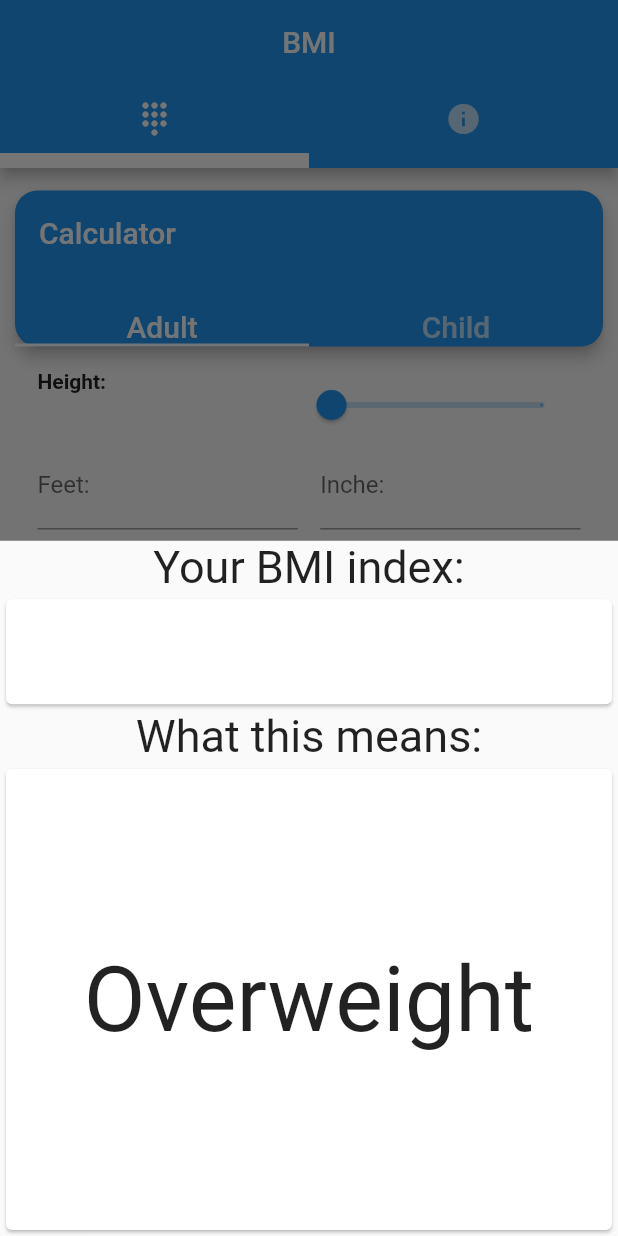
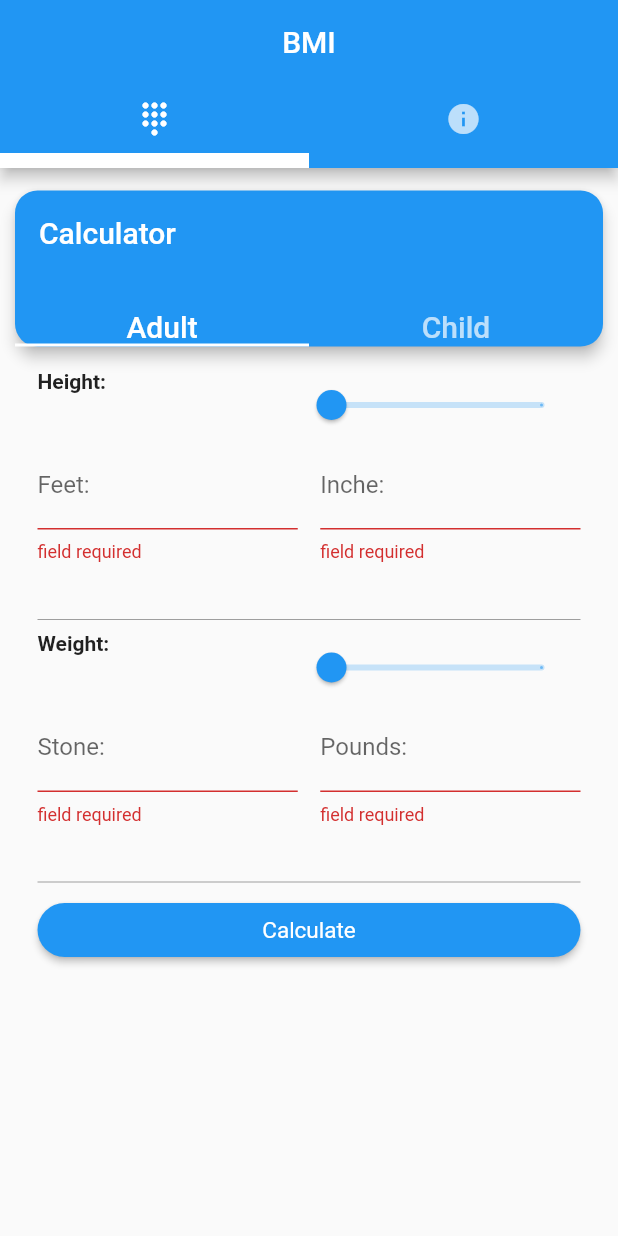
Before and after one commit to nanakwafo/BMI_calculator, a Flutter app: the screen it shows after launch, after a tap on "Calculate", on a phone screen of 412 x 824 dp. Run offline on Flutter 3.47's test engine with Material 2 defaults, Android fonts, the phone set to English and light mode, and no system bars; our stand-ins replace conditional_builder, splashscreen, syncfusion_flutter_gauges.

Commit message:
implementation of calculation for an adult

```diff
--- a/lib/models/Bmi.dart
+++ b/lib/models/Bmi.dart
@@ -1,38 +1,38 @@
 
 
 class BMI {
-  String inche;
-  String feet;
-  String cm;
-  String kg;
-  String pounds;
-  String stone;
+  double inche;
+  double feet;
+  double cm;
+  double kg;
+  double pounds;
+  double stone;
 
 
   BMI(this.inche, this.feet, this.cm, this.kg, this.pounds, this.stone);
 
   //setter
-  void set set_inche(String newinche) {
+  void set set_inche(double newinche) {
     inche = newinche;
   }
 
-  void set set_feet(String newfeet) {
+  void set set_feet(double newfeet) {
     feet = newfeet;
   }
 
-  void set set_cm(String newcm) {
+  void set set_cm(double newcm) {
     cm = newcm;
   }
 
-  void set set_kg(String newkg) {
+  void set set_kg(double newkg) {
     kg = newkg;
   }
 
-  void set set_pounds(String newpounds) {
+  void set set_pounds(double newpounds) {
     kg = newpounds;
   }
 
-  void set set_stone(String newstone) {
+  void set set_stone(double newstone) {
     stone = newstone;
   }
 }
--- a/lib/models/Result.dart
+++ b/lib/models/Result.dart
@@ -1,9 +1,12 @@
 import 'package:flutter/material.dart';
 import 'package:bmi/models/Bmi.dart';
+import 'dart:math';
+import 'package:syncfusion_flutter_gauges/gauges.dart';
 
 class Result {
   String resultsMeaning = 'Overweight';
-  double computedbmiValue;
+    String computedbmiValue;
+
 //  BMI provides an indication of your health status. The BMI categories are:
 ////
 ////  Underweight = BMI<18.5
@@ -13,40 +16,75 @@ class Result {
 ////  Overweight = BMI 25–29.9
 ////
 ////  Obesity = BMI of 30 or above
-  double controller(BMI bmiValue){
-    return null;
+  double controller(BMI bmiValue) {
+    double kg = bmiValue.kg;
+    double feet = bmiValue.feet;
+    double inche = bmiValue.inche;
+    double stone = bmiValue.stone;
+    double pounds = bmiValue.pounds;
+    double cm = bmiValue.cm;
+
+    if (cm == 0.0) {
+      cm = feet * 30.48 + inche * 2.54;
     }
+
+    if (kg == 0.0) {
+      kg = stone * 6.35029 + pounds * 0.453592;
+    }
+    return kg / pow(cm * 0.01, 2);
+  }
+  String getBmiStatus( double  computedbmiValue){
+
+    if(computedbmiValue < 18.5){return 'Underweight';}
+    if(computedbmiValue > 18.5 && computedbmiValue < 24.9){return 'Normal weight';}
+    if(computedbmiValue > 25 && computedbmiValue < 29.9){return 'Overweight';}
+    if(computedbmiValue > 30.0 ){return 'Obese';}
+
+  }
+
   displayresults(BuildContext context, BMI bmiValue) {
-    computedbmiValue=controller(bmiValue);
+    computedbmiValue = controller(bmiValue).toStringAsFixed(1);
+
     showModalBottomSheet(
+        isScrollControlled: true,
         context: context,
         builder: (BuildContext context) {
-          return Column(
+          return Padding(
+            padding: const EdgeInsets.all(25.0),
+            child: Column(
               children: <Widget>[
                 Center(
                     child: Text(
-                'Your BMI index:',
-                style: TextStyle(fontSize: 30.0),
+                  'Your BMI index: $computedbmiValue',
+                  style: TextStyle(fontSize: 15.0),
                 )),
-              Card(
-                  child: Center(
-                      child: Text(
-                '${bmiValue.stone}',
-                style: TextStyle(fontSize: 60.0),
-              ))),
+
+                Container(
+                    child: SfRadialGauge(
+                        axes: <RadialAxis>[
+                          RadialAxis(minimum: 0, maximum: 150,
+                              ranges: <GaugeRange>[
+                                GaugeRange(startValue: 0, endValue: 18.5, color:Colors.green),
+                                GaugeRange(startValue: 18.5,endValue: 24.9,color: Colors.orange),
+                                GaugeRange(startValue: 24.9,endValue: 29.9,color: Colors.red),
+                                GaugeRange(startValue: 29.9,endValue: 150,color: Colors.blue),
+                              ],
+                              pointers: <GaugePointer>[
+                                NeedlePointer(value:  double.parse(computedbmiValue), enableAnimation: true,animationType: AnimationType.slowMiddle)],
+                              annotations: <GaugeAnnotation>[
+                                GaugeAnnotation(widget: Container(child:
+                                Text('$computedbmiValue',style: TextStyle(fontSize: 25,fontWeight: FontWeight.bold))),
+                                    angle: 90, positionFactor: 0.5
+                                )]
+                          )])
+                ),
                 Center(
                     child: Text(
-                'What this means:',
-                style: TextStyle(fontSize: 30.0),
+                      '${getBmiStatus(double.parse(computedbmiValue))}',
+                      style: TextStyle(fontSize: 15.0),
                     )),
-              Flexible(
-                  child: Card(
-                      child: Center(
-                          child: Text(
-                '$resultsMeaning',
-                style: TextStyle(fontSize: 60.0),
-              )))),
               ],
+            ),
           );
         });
   }
--- a/lib/pages/adult.dart
+++ b/lib/pages/adult.dart
@@ -10,9 +10,10 @@ class AdultPage extends StatefulWidget {
 
 class _AdultPageState extends State<AdultPage> {
   Result result = new Result();
-  BMI bmi = new BMI('', '', '', '', '', '');
+  BMI bmi = new BMI(0.0, 0.0, 0.0, 0.0, 0.0, 0.0);
 
   final _formkey = GlobalKey<FormState>();
+
   final _formkey2 = GlobalKey<FormState>();
   double sliderdefaultvalueHeight = 0.0;
   bool swapheight = false;
@@ -65,7 +66,15 @@ class _AdultPageState extends State<AdultPage> {
                               child: TextFormField(
                             decoration: InputDecoration(labelText: 'cm:'),
                             onSaved: (cm) {
-                              bmi.set_cm = cm;
+                              bmi.set_cm =
+                                  cm.isEmpty ? bmi.cm : double.parse(cm);
+                            },
+                            validator: (cm) {
+                              if (cm.isEmpty) {
+                                return 'field required';
+                              } else {
+                                return null;
+                              }
                             },
                           )),
                           SizedBox(width: 15.0),
@@ -83,7 +92,15 @@ class _AdultPageState extends State<AdultPage> {
                               child: TextFormField(
                             decoration: InputDecoration(labelText: 'Feet:'),
                             onSaved: (feet) {
-                              bmi.set_feet = feet;
+                              bmi.set_feet =
+                                  feet.isEmpty ? bmi.feet : double.parse(feet);
+                            },
+                            validator: (feet) {
+                              if (feet.isEmpty) {
+                                return 'field required';
+                              } else {
+                                return null;
+                              }
                             },
                           )),
                           SizedBox(width: 15.0),
@@ -91,7 +108,16 @@ class _AdultPageState extends State<AdultPage> {
                               child: TextFormField(
                             decoration: InputDecoration(labelText: 'Inche:'),
                             onSaved: (inche) {
-                              bmi.set_inche = inche;
+                              bmi.set_inche = inche.isEmpty
+                                  ? bmi.inche
+                                  : double.parse(inche);
+                            },
+                            validator: (inche) {
+                              if (inche.isEmpty) {
+                                return 'field required';
+                              } else {
+                                return null;
+                              }
                             },
                           ))
                         ],
@@ -146,7 +172,15 @@ class _AdultPageState extends State<AdultPage> {
                               child: TextFormField(
                             decoration: InputDecoration(labelText: 'Kg:'),
                             onSaved: (kg) {
-                              bmi.set_kg = kg;
+                              bmi.set_kg =
+                                  kg.isEmpty ? bmi.kg : double.parse(kg);
+                            },
+                            validator: (kg) {
+                              if (kg.isEmpty) {
+                                return 'field required';
+                              } else {
+                                return null;
+                              }
                             },
                           )),
                         ],
@@ -163,7 +197,16 @@ class _AdultPageState extends State<AdultPage> {
                               child: TextFormField(
                             decoration: InputDecoration(labelText: 'Stone:'),
                             onSaved: (stone) {
-                              bmi.set_stone = stone;
+                              bmi.set_stone = stone.isEmpty
+                                  ? bmi.stone
+                                  : double.parse(stone);
+                            },
+                            validator: (stone) {
+                              if (stone.isEmpty) {
+                                return 'field required';
+                              } else {
+                                return null;
+                              }
                             },
                           )),
                           SizedBox(width: 15.0),
@@ -171,7 +214,16 @@ class _AdultPageState extends State<AdultPage> {
                               child: TextFormField(
                             decoration: InputDecoration(labelText: 'Pounds:'),
                             onSaved: (pounds) {
-                              bmi.set_pounds = pounds;
+                              bmi.set_pounds = pounds.isEmpty
+                                  ? bmi.pounds
+                                  : double.parse(pounds);
+                            },
+                            validator: (pounds) {
+                              if (pounds.isEmpty) {
+                                return 'field required';
+                              } else {
+                                return null;
+                              }
                             },
                           ))
                         ],
@@ -189,11 +241,17 @@ class _AdultPageState extends State<AdultPage> {
           SizedBox(
             width: double.infinity,
             child: RaisedButton(
-              onPressed: () {
-                _formkey.currentState.save();
-                _formkey2.currentState.save();
-                BMI(bmi.inche, bmi.feet, bmi.cm, bmi.kg, bmi.pounds, bmi.stone);
-                result.displayresults(context, bmi);
+              onPressed : () {
+               bool form1 = _formkey.currentState.validate();
+               bool form2 = _formkey2.currentState.validate();
+               if(form1 && form2 ==true){
+                 _formkey.currentState.save();
+                  _formkey2.currentState.save();
+                  BMI(bmi.inche, bmi.feet, bmi.cm, bmi.kg, bmi.pounds,
+                      bmi.stone);
+                  result.displayresults(context, bmi);
+               }
+
               },
               color: Colors.blue,
               shape: RoundedRectangleBorder(
@@ -203,7 +261,7 @@ class _AdultPageState extends State<AdultPage> {
               child: Text(
                 "Calculate",
                 style: TextStyle(
-                    fontSize: 25.0,
+                    fontSize: 15.0,
                     fontWeight: FontWeight.normal,
                     color: Colors.white),
               ),
--- a/lib/pages/child.dart
+++ b/lib/pages/child.dart
@@ -9,7 +9,7 @@ class ChildPage extends StatefulWidget {
 
 class _ChildPageState extends State<ChildPage> {
   Result result = new Result();
-  BMI bmi = new BMI('', '', '', '', '', '');
+  BMI bmi = new BMI(0.0,0.0,0.0,0.0,0.0,0.0);
 
   final _formkey = GlobalKey<FormState>();
   final _formkey2 = GlobalKey<FormState>();
@@ -63,7 +63,7 @@ class _ChildPageState extends State<ChildPage> {
                               child: TextFormField(
                                 decoration: InputDecoration(labelText: 'cm:'),
                                 onSaved: (cm) {
-                                  bmi.set_cm = cm;
+                                  bmi.set_cm = double.parse(cm);
                                 },
                               )),
                           SizedBox(width: 15.0),
@@ -81,7 +81,7 @@ class _ChildPageState extends State<ChildPage> {
                               child: TextFormField(
                                 decoration: InputDecoration(labelText: 'Feet:'),
                                 onSaved: (feet) {
-                                  bmi.set_feet = feet;
+                                  bmi.set_feet = double.parse(feet);
                                 },
                               )),
                           SizedBox(width: 15.0),
@@ -89,7 +89,7 @@ class _ChildPageState extends State<ChildPage> {
                               child: TextFormField(
                                 decoration: InputDecoration(labelText: 'Inche:'),
                                 onSaved: (inche) {
-                                  bmi.set_inche = inche;
+                                  bmi.set_inche = double.parse(inche);
                                 },
                               ))
                         ],
@@ -144,7 +144,7 @@ class _ChildPageState extends State<ChildPage> {
                               child: TextFormField(
                                 decoration: InputDecoration(labelText: 'Kg:'),
                                 onSaved: (kg) {
-                                  bmi.set_kg = kg;
+                                  bmi.set_kg = double.parse(kg);
                                 },
                               )),
                         ],
@@ -161,7 +161,7 @@ class _ChildPageState extends State<ChildPage> {
                               child: TextFormField(
                                 decoration: InputDecoration(labelText: 'Stone:'),
                                 onSaved: (stone) {
-                                  bmi.set_stone = stone;
+                                  bmi.set_stone = double.parse(stone);
                                 },
                               )),
                           SizedBox(width: 15.0),
@@ -169,7 +169,7 @@ class _ChildPageState extends State<ChildPage> {
                               child: TextFormField(
                                 decoration: InputDecoration(labelText: 'Pounds:'),
                                 onSaved: (pounds) {
-                                  bmi.set_pounds = pounds;
+                                  bmi.set_pounds = double.parse(pounds);
                                 },
                               ))
                         ],
--- a/pubspec.yaml
+++ b/pubspec.yaml
@@ -26,6 +26,7 @@ dependencies:
   cupertino_icons: ^0.1.2
   conditional_builder: ^1.0.2
   splashscreen: ^1.2.0
+  syncfusion_flutter_gauges: ^1.0.0-beta
 
 dev_dependencies:
   flutter_test:
```
Also changed, not shown: pubspec.lock. Lines whose indentation alone changed are shown as unchanged.
